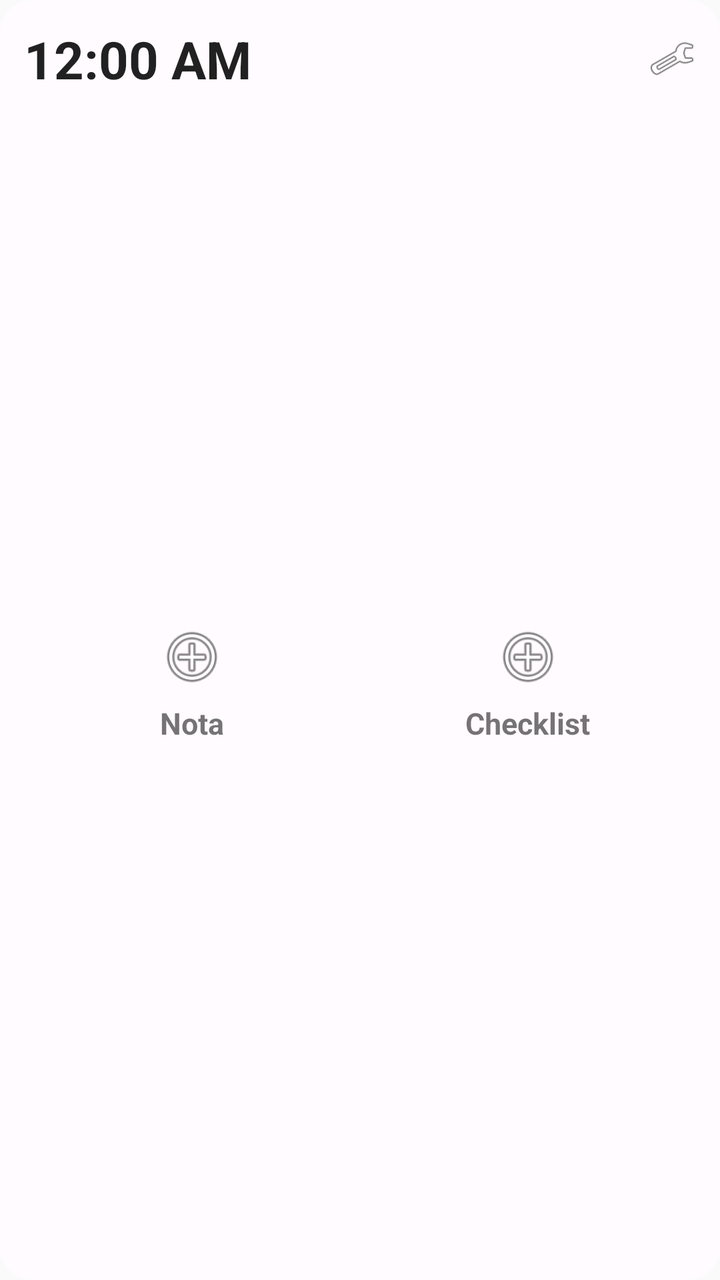
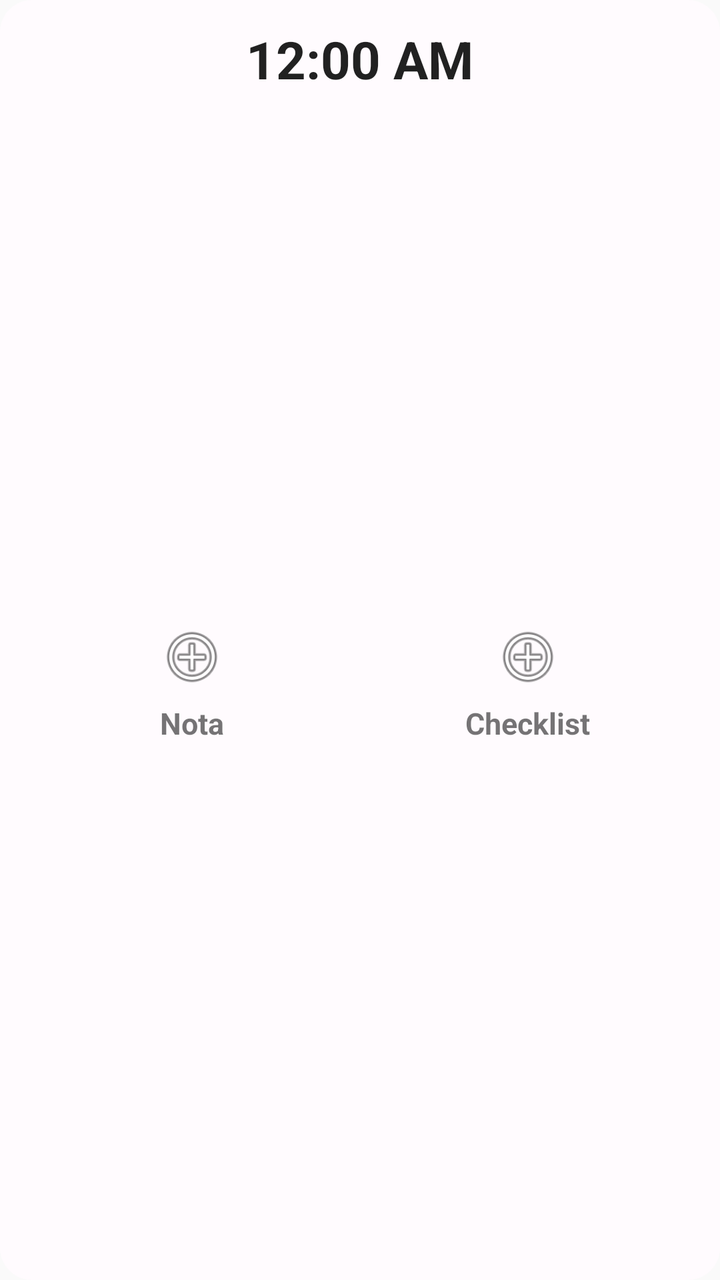

Two renders of the same Android screen: before a commit and after it. Below are the layout's source before the change and the commit's diff.
<!-- AndroidManifest.xml: application theme Theme.Notes -->
<!-- res/layout/widget_quick_actions.xml -->
<?xml version="1.0" encoding="utf-8"?>
<LinearLayout xmlns:android="http://schemas.android.com/apk/res/android"
    android:id="@+id/Layout"
    android:layout_width="match_parent"
    android:layout_height="match_parent"
    android:background="@drawable/widget_background_light"
    android:orientation="vertical"
    android:padding="12dp">

    
    <LinearLayout
        android:layout_width="match_parent"
        android:layout_height="wrap_content"
        android:orientation="horizontal">

        <TextClock
            android:id="@+id/Clock"
            android:layout_width="0dp"
            android:layout_height="wrap_content"
            android:layout_weight="1"
            android:layout_gravity="center_vertical"
            android:format12Hour="h:mm a"
            android:format24Hour="H:mm"
            android:textSize="26sp"
            android:textStyle="bold" />

        <ImageView
            android:id="@+id/ChangeGear"
            android:layout_width="24dp"
            android:layout_height="24dp"
            android:layout_gravity="center_vertical"
            android:contentDescription="@string/widget_configure_appearance"
            android:src="@android:drawable/ic_menu_manage" />

    </LinearLayout>

    <LinearLayout
        android:layout_width="match_parent"
        android:layout_height="0dp"
        android:layout_weight="1"
        android:layout_marginTop="8dp"
        android:orientation="horizontal">

        <LinearLayout
            android:id="@+id/NewNoteButton"
            android:layout_width="0dp"
            android:layout_height="match_parent"
            android:layout_weight="1"
            android:layout_margin="4dp"
            android:foreground="?android:attr/selectableItemBackground"
            android:clickable="true"
            android:focusable="true"
            android:gravity="center"
            android:orientation="vertical">

            <ImageView
                android:id="@+id/NewNoteIcon"
                android:layout_width="34dp"
                android:layout_height="34dp"
                android:src="@android:drawable/ic_menu_add" />

            <TextView
                android:id="@+id/NewNoteLabel"
                android:layout_width="wrap_content"
                android:layout_height="wrap_content"
                android:layout_marginTop="6dp"
                android:text="@string/quick_actions_widget_new_note"
                android:textSize="15sp"
                android:textStyle="bold" />
        </LinearLayout>

        <LinearLayout
            android:id="@+id/NewChecklistButton"
            android:layout_width="0dp"
            android:layout_height="match_parent"
            android:layout_weight="1"
            android:layout_margin="4dp"
            android:foreground="?android:attr/selectableItemBackground"
            android:clickable="true"
            android:focusable="true"
            android:gravity="center"
            android:orientation="vertical">

            <ImageView
                android:id="@+id/NewChecklistIcon"
                android:layout_width="34dp"
                android:layout_height="34dp"
                android:src="@android:drawable/ic_menu_add" />

            <TextView
                android:id="@+id/NewChecklistLabel"
                android:layout_width="wrap_content"
                android:layout_height="wrap_content"
                android:layout_marginTop="6dp"
                android:text="@string/quick_actions_widget_new_checklist"
                android:textSize="15sp"
                android:textStyle="bold" />
        </LinearLayout>
    </LinearLayout>
</LinearLayout>
<!-- resources referenced by this layout -->
<resources>
  <!-- drawable widget_background_light (drawable) -->
  <?xml version="1.0" encoding="utf-8"?>
  <shape xmlns:android="http://schemas.android.com/apk/res/android">
      <corners android:radius="16dp" />
      <solid android:color="#FFFFFBFE" />
  </shape>
  <string name="quick_actions_widget_new_checklist">Checklist</string>
  <string name="quick_actions_widget_new_note">Nota</string>
  <string name="widget_configure_appearance">Configurar apariencia del widget</string>
  <style name="Theme.Notes" parent="android:Theme.Material.Light.NoActionBar" />
</resources>

<!-- the commit's change to res/layout/widget_quick_actions.xml (unified diff, before → after) -->
@@ -8,31 +8,15 @@
     android:padding="12dp">
 
     
-    <LinearLayout
-        android:layout_width="match_parent"
+    <TextClock
+        android:id="@+id/Clock"
+        android:layout_width="wrap_content"
         android:layout_height="wrap_content"
-        android:orientation="horizontal">
-
-        <TextClock
-            android:id="@+id/Clock"
-            android:layout_width="0dp"
-            android:layout_height="wrap_content"
-            android:layout_weight="1"
-            android:layout_gravity="center_vertical"
-            android:format12Hour="h:mm a"
-            android:format24Hour="H:mm"
-            android:textSize="26sp"
-            android:textStyle="bold" />
-
-        <ImageView
-            android:id="@+id/ChangeGear"
-            android:layout_width="24dp"
-            android:layout_height="24dp"
-            android:layout_gravity="center_vertical"
-            android:contentDescription="@string/widget_configure_appearance"
-            android:src="@android:drawable/ic_menu_manage" />
-
-    </LinearLayout>
+        android:layout_gravity="center_horizontal"
+        android:format12Hour="h:mm a"
+        android:format24Hour="H:mm"
+        android:textSize="26sp"
+        android:textStyle="bold" />
 
     <LinearLayout
         android:layout_width="match_parent"
<!-- resource entries referenced after the edit -->
@@ -8,7 +8,6 @@
   </shape>
   <string name="quick_actions_widget_new_checklist">Checklist</string>
   <string name="quick_actions_widget_new_note">Nota</string>
-  <string name="widget_configure_appearance">Configurar apariencia del widget</string>
   <style name="Theme.Notes" parent="android:Theme.Material.Light.NoActionBar" />
 </resources>
 
